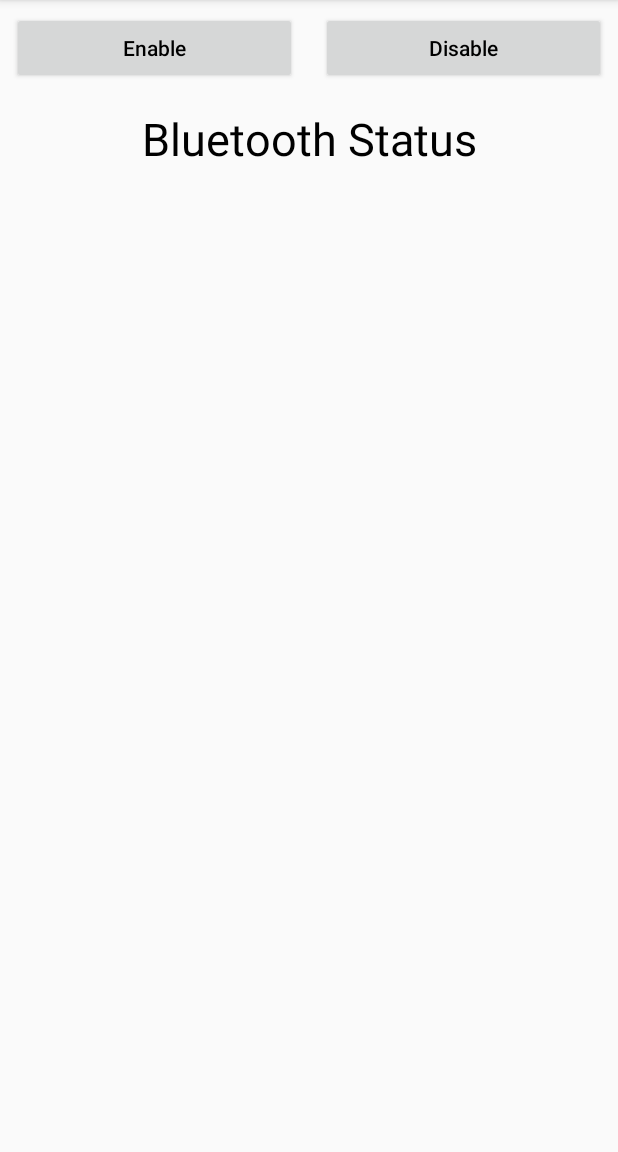
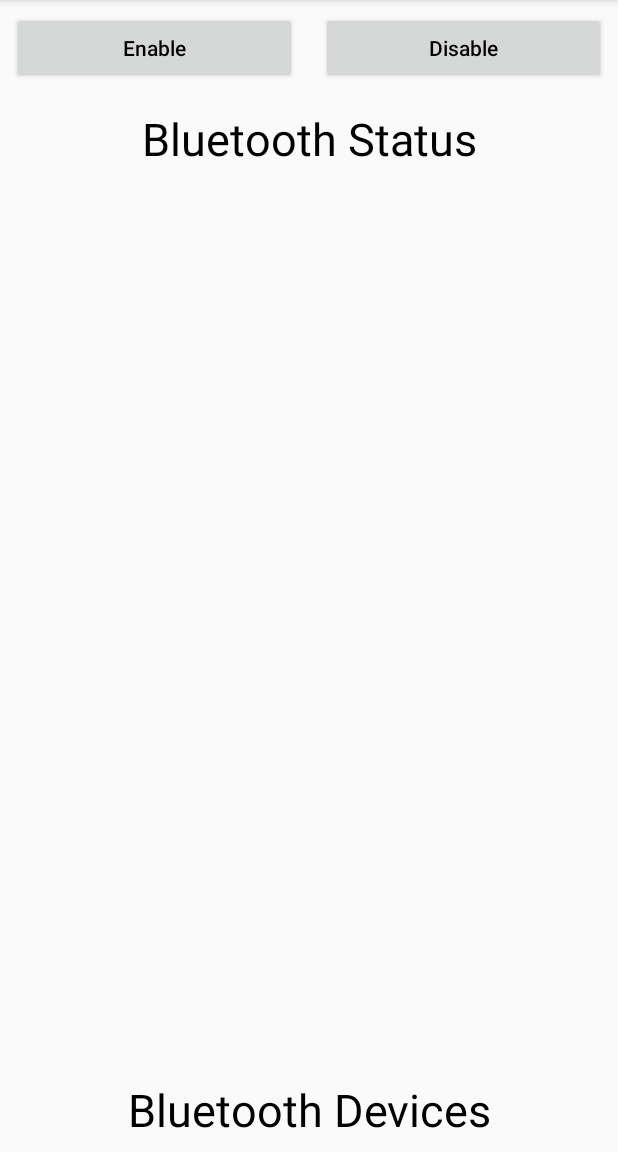
Before and after one commit to PedroFerreiraCJr/android-bluetooth-sample, an Android app: the screen it shows after launch (MainActivity), on a phone screen of 412 x 824 dp, the part 84-1236 px from its top. Run offline under Robolectric (Android 15) with nearby library versions, the phone set to English and light mode, and no system bars; our stand-ins replace ButterKnife.

Commit message:
list bond devices, status correction

```diff
--- a/app/src/main/res/layout/activity_main.xml
+++ b/app/src/main/res/layout/activity_main.xml
@@ -46,4 +46,16 @@
         android:textSize="30sp"
         android:text="Bluetooth Status"
         app:layout_constraintTop_toBottomOf="@id/ll"/>
+
+    <androidx.appcompat.widget.AppCompatTextView
+        android:id="@+id/tv_devices"
+        android:layout_width="match_parent"
+        android:layout_height="wrap_content"
+        android:layout_margin="8dp"
+        android:textAllCaps="false"
+        android:textAlignment="center"
+        android:textColor="@android:color/black"
+        android:textSize="30sp"
+        android:text="Bluetooth Devices"
+        app:layout_constraintBottom_toBottomOf="parent"/>
 </androidx.constraintlayout.widget.ConstraintLayout>
```
Also changed, not shown: app/src/main/java/br/com/dotofcodex/bluetooth_sample/MainActivity.java (+41 -0 lines).
